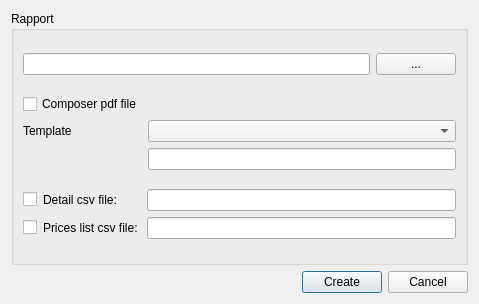
Above: core/ui/toolbars/plan/psector_rapport.ui from Giswater/giswater_qgis_plugin before the change. Below: the same form after it.
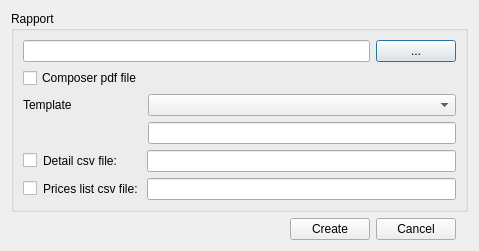
That is the form after the change.

Commit message: style(ui): add lyt_buttons QGridLayout for all dialogs.

```diff
--- a/core/ui/toolbars/plan/psector_rapport.ui
+++ b/core/ui/toolbars/plan/psector_rapport.ui
@@ -7,40 +7,13 @@
     <x>0</x>
     <y>0</y>
     <width>479</width>
-    <height>304</height>
+    <height>241</height>
    </rect>
   </property>
   <property name="windowTitle">
    <string>Psector rapport</string>
   </property>
   <layout class="QGridLayout" name="gridLayout_2">
-   <item row="1" column="1">
-    <widget class="QPushButton" name="btn_ok">
-     <property name="text">
-      <string>Create</string>
-     </property>
-    </widget>
-   </item>
-   <item row="1" column="0">
-    <spacer name="horizontalSpacer">
-     <property name="orientation">
-      <enum>Qt::Horizontal</enum>
-     </property>
-     <property name="sizeHint" stdset="0">
-      <size>
-       <width>254</width>
-       <height>20</height>
-      </size>
-     </property>
-    </spacer>
-   </item>
-   <item row="1" column="2">
-    <widget class="QPushButton" name="btn_cancel">
-     <property name="text">
-      <string>Cancel</string>
-     </property>
-    </widget>
-   </item>
    <item row="0" column="0" colspan="3">
     <widget class="QGroupBox" name="grb_rapport">
      <property name="title">
@@ -157,6 +130,37 @@
      </layout>
     </widget>
    </item>
+   <item row="2" column="0">
+    <layout class="QGridLayout" name="lyt_buttons">
+     <item row="0" column="1">
+      <widget class="QPushButton" name="btn_ok">
+       <property name="text">
+        <string>Create</string>
+       </property>
+      </widget>
+     </item>
+     <item row="0" column="0">
+      <spacer name="horizontalSpacer">
+       <property name="orientation">
+        <enum>Qt::Horizontal</enum>
+       </property>
+       <property name="sizeHint" stdset="0">
+        <size>
+         <width>254</width>
+         <height>20</height>
+        </size>
+       </property>
+      </spacer>
+     </item>
+     <item row="0" column="2">
+      <widget class="QPushButton" name="btn_cancel">
+       <property name="text">
+        <string>Cancel</string>
+       </property>
+      </widget>
+     </item>
+    </layout>
+   </item>
   </layout>
  </widget>
  <tabstops>
```
Left out of the diff: 4 changed lines with no effect on the pictures. The commit also changes 58 other files.
